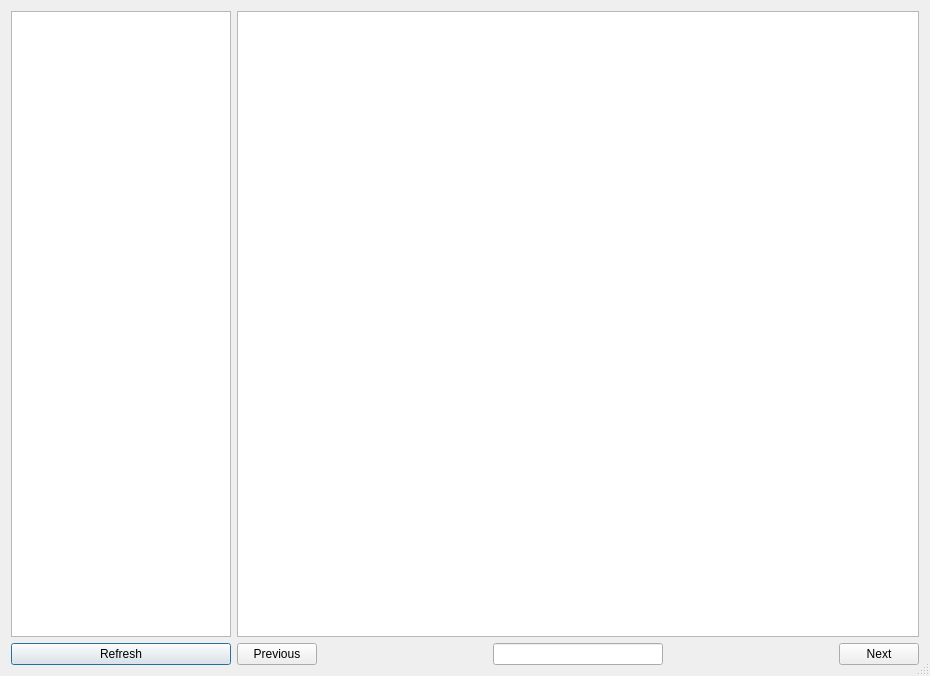
psi-im/psi, file src/history.ui: the form before one commit.
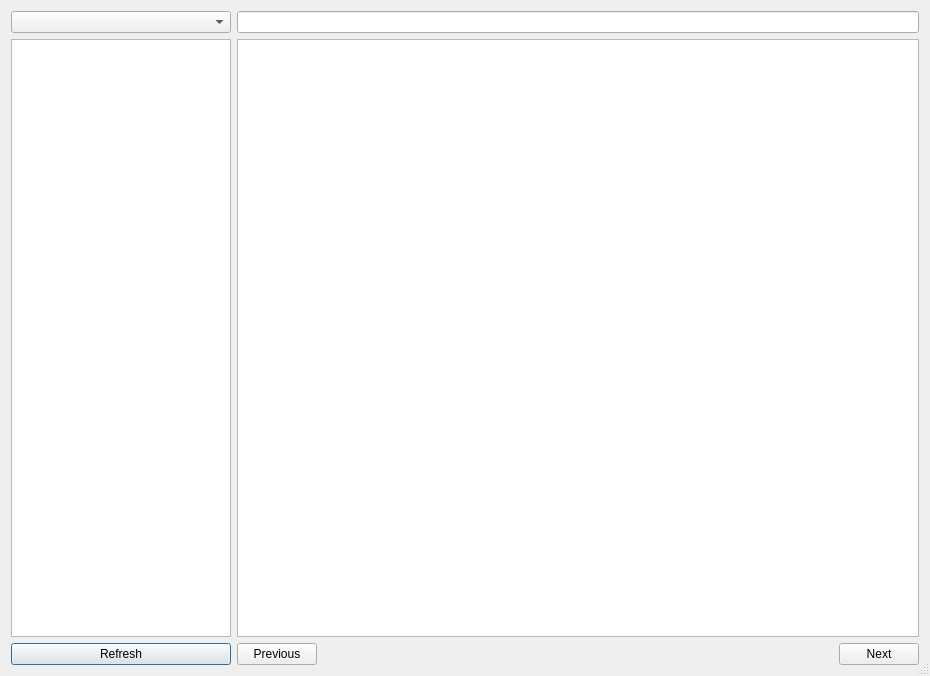
The form after the commit. Custom widgets are drawn as their Qt base class.

Commit message: Added account selection combobox, changed contact list retrieval to proper method, minor improvements

```diff
--- a/src/history.ui
+++ b/src/history.ui
@@ -35,7 +35,7 @@
    <bool>true</bool>
   </property>
   <layout class="QGridLayout" name="gridLayout">
-   <item row="0" column="0">
+   <item row="1" column="1">
     <widget class="QListWidget" name="jidList">
      <property name="maximumSize">
       <size>
@@ -45,29 +45,7 @@
      </property>
     </widget>
    </item>
-   <item row="0" column="1">
-    <widget class="ChatView" name="msgLog">
-     <property name="sizePolicy">
-      <sizepolicy hsizetype="Expanding" vsizetype="Expanding">
-       <horstretch>0</horstretch>
-       <verstretch>0</verstretch>
-      </sizepolicy>
-     </property>
-     <property name="maximumSize">
-      <size>
-       <width>16777215</width>
-       <height>16777215</height>
-      </size>
-     </property>
-     <property name="focusPolicy">
-      <enum>Qt::NoFocus</enum>
-     </property>
-     <property name="readOnly">
-      <bool>true</bool>
-     </property>
-    </widget>
-   </item>
-   <item row="1" column="0">
+   <item row="2" column="1">
     <widget class="QPushButton" name="buttonRefresh">
      <property name="sizePolicy">
       <sizepolicy hsizetype="Minimum" vsizetype="Fixed">
@@ -80,7 +58,7 @@
      </property>
     </widget>
    </item>
-   <item row="1" column="1">
+   <item row="2" column="2">
     <layout class="QHBoxLayout" name="horizontalLayout">
      <item>
       <widget class="QPushButton" name="buttonPrevious">
@@ -89,26 +67,6 @@
        </property>
       </widget>
      </item>
-     <item>
-      <spacer name="horizontalSpacer">
-       <property name="orientation">
-        <enum>Qt::Horizontal</enum>
-       </property>
-       <property name="sizeHint" stdset="0">
-        <size>
-         <width>40</width>
-         <height>20</height>
-        </size>
-       </property>
-      </spacer>
-     </item>
-     <item>
-      <widget class="QLineEdit" name="searchField">
-       <property name="text">
-        <string/>
-       </property>
-      </widget>
-     </item>
      <item>
       <spacer name="horizontalSpacer_2">
        <property name="orientation">
@@ -137,6 +95,45 @@
      </item>
     </layout>
    </item>
+   <item row="1" column="2">
+    <widget class="ChatView" name="msgLog">
+     <property name="sizePolicy">
+      <sizepolicy hsizetype="Expanding" vsizetype="Expanding">
+       <horstretch>0</horstretch>
+       <verstretch>0</verstretch>
+      </sizepolicy>
+     </property>
+     <property name="maximumSize">
+      <size>
+       <width>16777215</width>
+       <height>16777215</height>
+      </size>
+     </property>
+     <property name="focusPolicy">
+      <enum>Qt::NoFocus</enum>
+     </property>
+     <property name="readOnly">
+      <bool>true</bool>
+     </property>
+    </widget>
+   </item>
+   <item row="0" column="2">
+    <widget class="QLineEdit" name="searchField">
+     <property name="text">
+      <string/>
+     </property>
+    </widget>
+   </item>
+   <item row="0" column="1">
+    <widget class="QComboBox" name="accountsBox">
+     <property name="maximumSize">
+      <size>
+       <width>220</width>
+       <height>16777215</height>
+      </size>
+     </property>
+    </widget>
+   </item>
   </layout>
  </widget>
  <customwidgets>
```
The commit also changes 2 other files.
